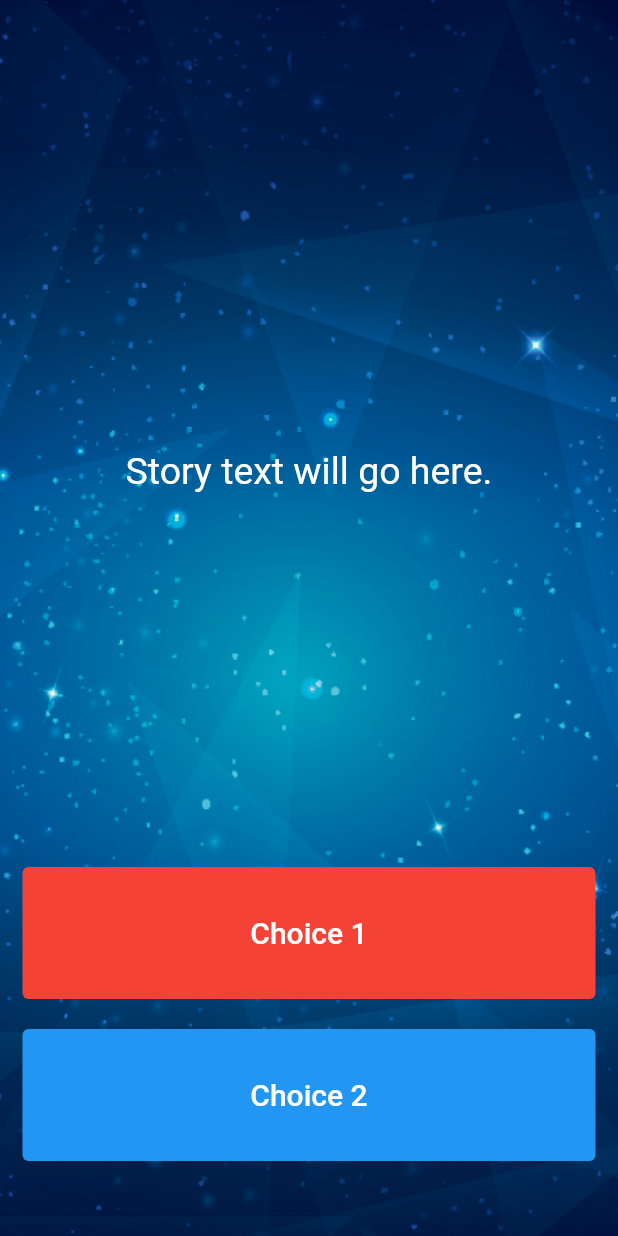
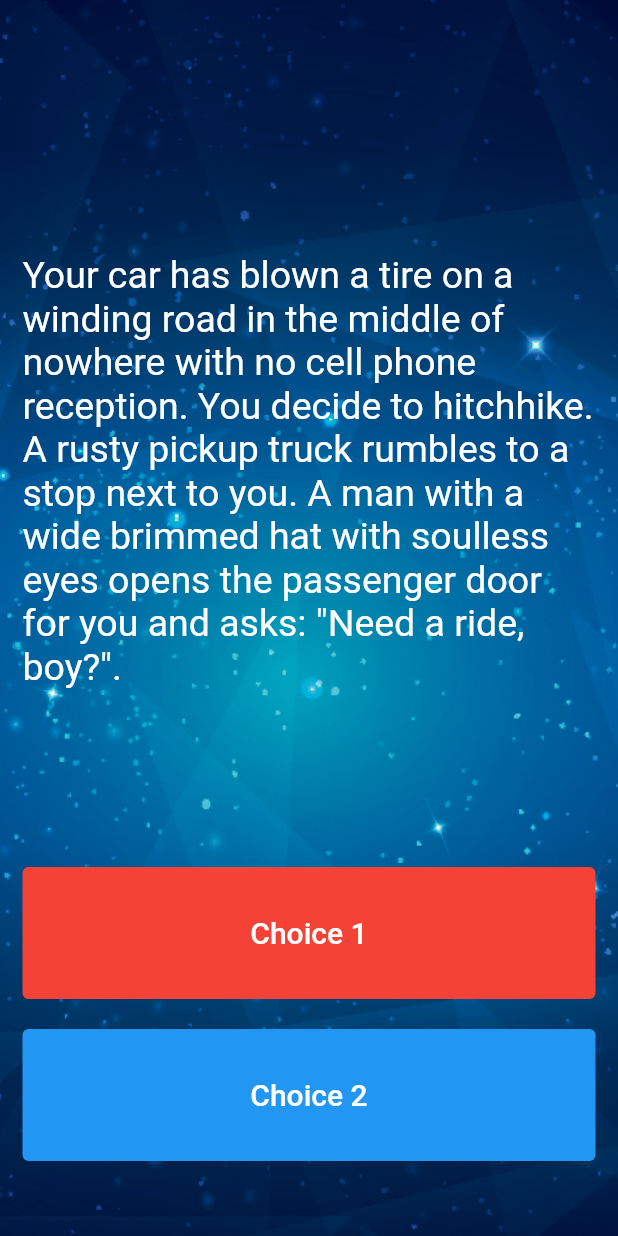
Before and after one commit to kawarimidoll/flutter_course_destini, a Flutter app: the screen it shows after launch, on a phone screen of 412 x 824 dp. Run offline on Flutter 3.47's test engine with Material 2 defaults, Android fonts, the phone set to English and light mode, and no system bars.

Commit message:
use StoryBrain in main

```diff
--- a/lib/main.dart
+++ b/lib/main.dart
@@ -1,4 +1,5 @@
 import 'package:flutter/material.dart';
+import 'story_brain.dart';
 
 //TODO: Step 15 - Run the app and see if you can see the screen update with the first story. Delete this TODO if it looks as you expected.
 
@@ -14,7 +15,7 @@ class Destini extends StatelessWidget {
   }
 }
 
-//TODO: Step 9 - Create a new storyBrain object from the StoryBrain class.
+StoryBrain storyBrain = StoryBrain();
 
 class StoryPage extends StatefulWidget {
   _StoryPageState createState() => _StoryPageState();
@@ -41,8 +42,7 @@ class _StoryPageState extends State<StoryPage> {
                 flex: 12,
                 child: Center(
                   child: Text(
-                    //TODO: Step 10 - use the storyBrain to get the first story title and display it in this Text Widget.
-                    'Story text will go here.',
+                    storyBrain.getStory(),
                     style: TextStyle(
                       fontSize: 25.0,
                     ),
```
